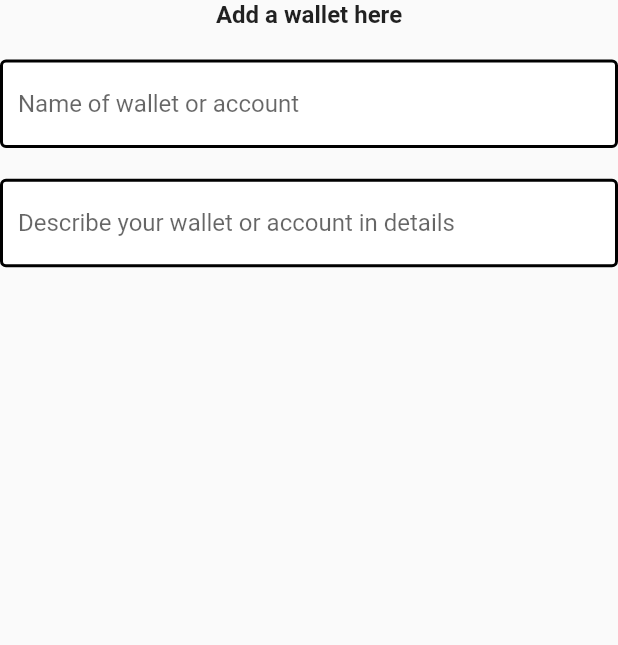
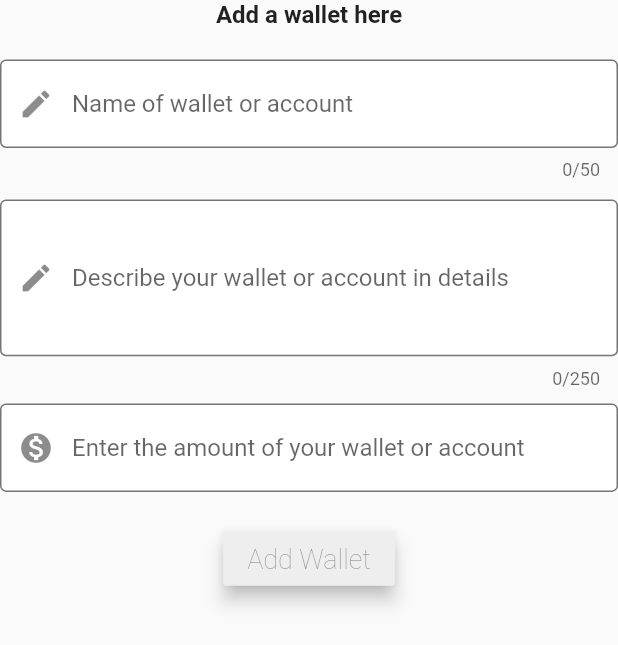
Before and after one commit to shafoo98/HishabRakho, a Flutter app: the AddWalletForm widget shown alone on an empty page, opened directly, on a phone screen of 412 x 824 dp. Shown: the top 645 px of the screen. Run offline on Flutter 3.47's test engine with Material 2 defaults, Android fonts, the phone set to English and light mode, and no system bars; our stand-ins replace cloud_firestore, firebase_auth, flutter_slidable, flutter_spinkit; accounts and stored records are empty; project files that could hold a hidden picture were left out.

Commit message:
Fixed some errors

```diff
--- a/lib/screens/main_screens/add_wallet_form.dart
+++ b/lib/screens/main_screens/add_wallet_form.dart
@@ -28,12 +28,14 @@ class _AddWalletFormState extends State<AddWalletForm> {
             height: size.height * 0.025,
           ),
           TextFormField(
+            maxLength: 50,
             decoration: InputDecoration(
+              prefixIcon: Icon(Icons.edit),
               hintText: 'Name of wallet or account',
               fillColor: Colors.white,
               filled: true,
               enabledBorder: OutlineInputBorder(
-                borderSide: BorderSide(color: Colors.black, width: 2.0),
+                borderSide: BorderSide(color: Colors.black54, width: 1.0),
               ),
             ),
             validator: (value) => value.isEmpty
@@ -46,25 +48,78 @@ class _AddWalletFormState extends State<AddWalletForm> {
             },
           ),
           SizedBox(
-            height: size.height * 0.025,
+            height: size.height * 0.015,
+          ),
+          SizedBox(
+            height: size.height * 0.15,
+            child: TextFormField(
+              maxLength: 250,
+              expands: true,
+              minLines: null,
+              maxLines: null,
+              decoration: InputDecoration(
+                prefixIcon: Icon(Icons.edit),
+                hintText: 'Describe your wallet or account in details',
+                fillColor: Colors.white,
+                filled: true,
+                enabledBorder: OutlineInputBorder(
+                  borderSide: BorderSide(color: Colors.black54, width: 1.0),
+                ),
+              ),
+              validator: (value) => value.isEmpty
+                  ? 'Please enter a description' + 'for wallet or account'
+                  : null,
+              onChanged: (value) {
+                setState(() {
+                  _walletDescription = value;
+                });
+              },
+            ),
+          ),
+          SizedBox(
+            height: size.height * 0.015,
           ),
           TextFormField(
+            maxLines: 1,
+            keyboardType: TextInputType.number,
             decoration: InputDecoration(
-              hintText: 'Describe your wallet or account in details',
+              prefixIcon: Icon(Icons.monetization_on),
+              hintText: 'Enter the amount of your wallet or account',
               fillColor: Colors.white,
               filled: true,
               enabledBorder: OutlineInputBorder(
-                borderSide: BorderSide(color: Colors.black, width: 2.0),
+                borderSide: BorderSide(color: Colors.black54, width: 1.0),
               ),
             ),
             validator: (value) => value.isEmpty
-                ? 'Please enter a description' + 'for wallet or account'
+                ? 'Please enter an amount' + 'for wallet or account'
                 : null,
             onChanged: (value) {
               setState(() {
-                _walletName = value;
+                _walletValue = int.parse(value);
               });
             },
+          ),
+          SizedBox(
+            height: size.height * 0.025,
+          ),
+          RaisedButton(
+            onPressed: () {
+              print(_walletName +
+                  ' ' +
+                  _walletDescription +
+                  ' ' +
+                  '$_walletValue');
+            },
+            elevation: 5.0,
+            child: Text(
+              'Add Wallet',
+              style: TextStyle(
+                  fontSize: 18,
+                  fontWeight: FontWeight.w100,
+                  color: Colors.black45),
+            ),
+            color: Colors.grey[200],
           ),
         ],
       ),
```
